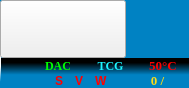
15903016222/Voice, file ui/icons_bar/icons_bar.ui: the form before one commit.
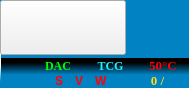
The form after the commit. Icons and pictures are not drawn. Custom widgets are drawn as their Qt base class.

Commit message: Updated:修改电池和键盘图标的上下间距，使得整体上下更对称；

```diff
--- a/ui/icons_bar/icons_bar.ui
+++ b/ui/icons_bar/icons_bar.ui
@@ -78,7 +78,7 @@
        <number>0</number>
       </property>
       <property name="bottomMargin">
-       <number>0</number>
+       <number>3</number>
       </property>
       <item>
        <widget class="QPushButton" name="keyboardPushButton">
@@ -110,6 +110,9 @@
         <property name="spacing">
          <number>0</number>
         </property>
+        <property name="topMargin">
+         <number>6</number>
+        </property>
         <item>
          <widget class="BatteryLabel" name="fstBatteryLabel">
           <property name="styleSheet">
```
